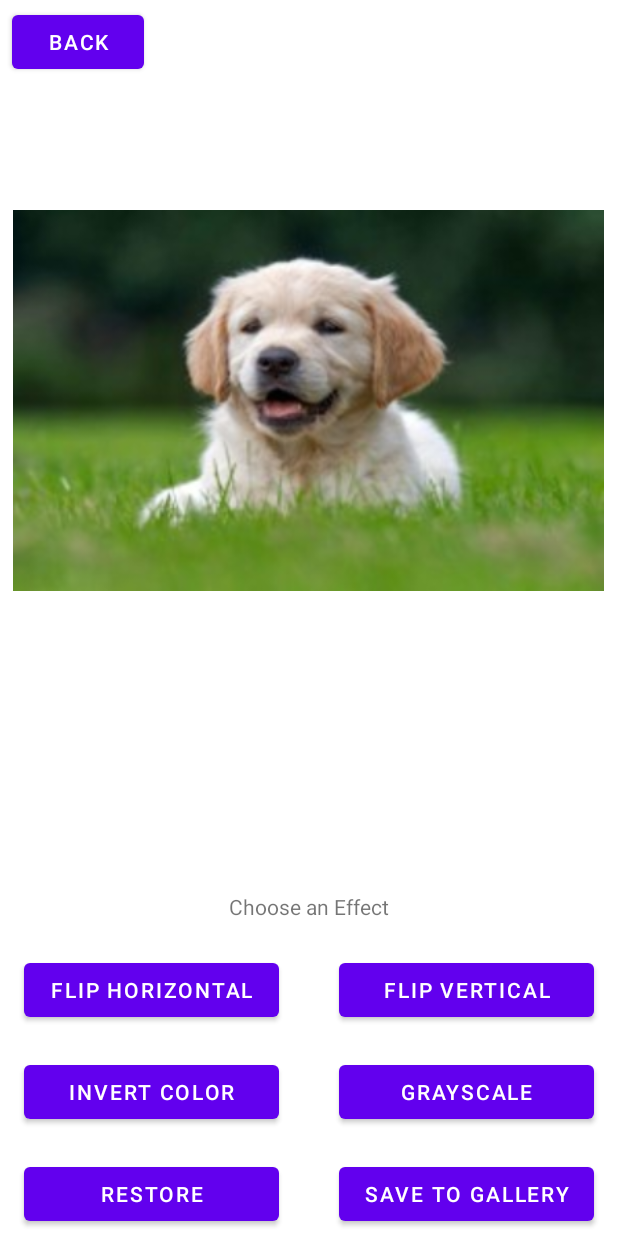
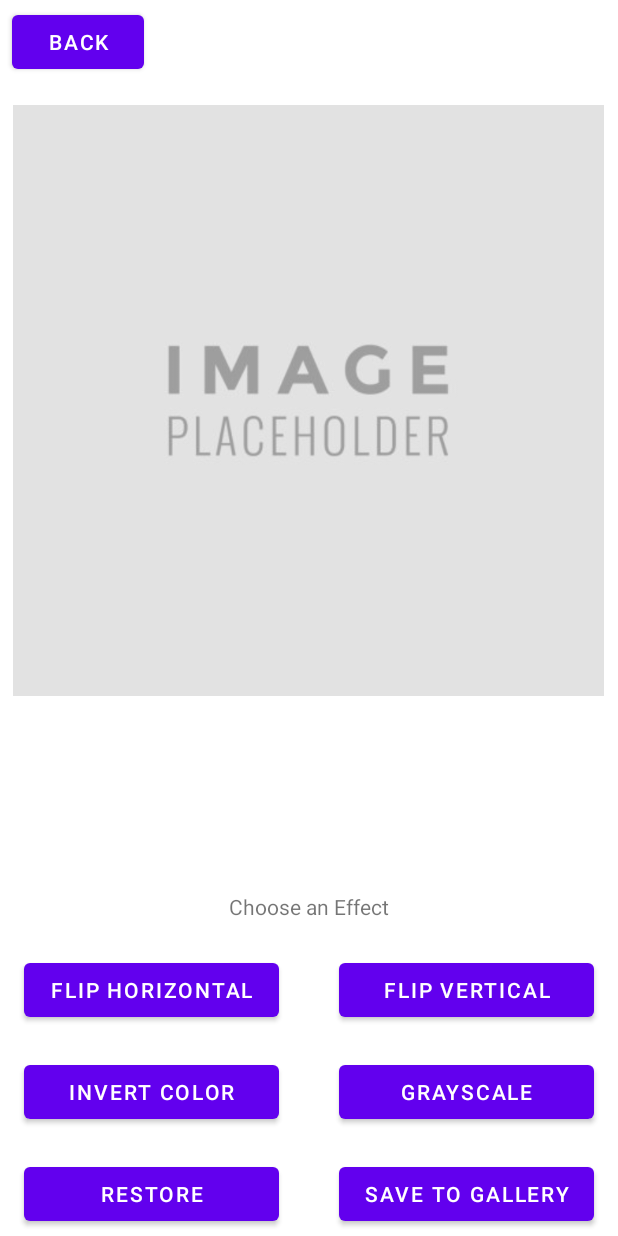
Before and after one commit to Tristonev/PhotoshopWizards, an Android app: the layout activity_edit_image.xml on its own in the app's theme, with its tools: preview values and no code run, on a phone screen of 412 x 824 dp. Run offline under Robolectric (Android 15) with nearby library versions, the phone set to English and light mode, and no system bars.

```diff
--- a/app/src/main/res/layout/activity_edit_image.xml
+++ b/app/src/main/res/layout/activity_edit_image.xml
@@ -25,8 +25,7 @@
         app:layout_constraintEnd_toEndOf="parent"
         app:layout_constraintStart_toStartOf="parent"
         app:layout_constraintTop_toTopOf="parent"
-        app:srcCompat="@drawable/image_placeholder"
-        tools:srcCompat="@drawable/dog1" />
+        app:srcCompat="@drawable/image_placeholder" />
 
     <Button
         android:id="@+id/FlipHorizontal"
```
Also changed, not shown: app/src/main/java/edu/utsa/cs3443/photoshopwizards/CreateCanvasActivity.java (+12 -0 lines), app/src/main/java/edu/utsa/cs3443/photoshopwizards/EditImageActivity.java (+27 -5 lines), app/src/main/java/edu/utsa/cs3443/photoshopwizards/LayersActivity.java (+49 -11 lines), app/src/main/java/edu/utsa/cs3443/photoshopwizards/MainActivity.java (+21 -3 lines), app/src/main/java/edu/utsa/cs3443/photoshopwizards/model/EditImage.java (+39 -0 lines), app/src/main/java/edu/utsa/cs3443/photoshopwizards/model/Image.java (+36 -0 lines).
